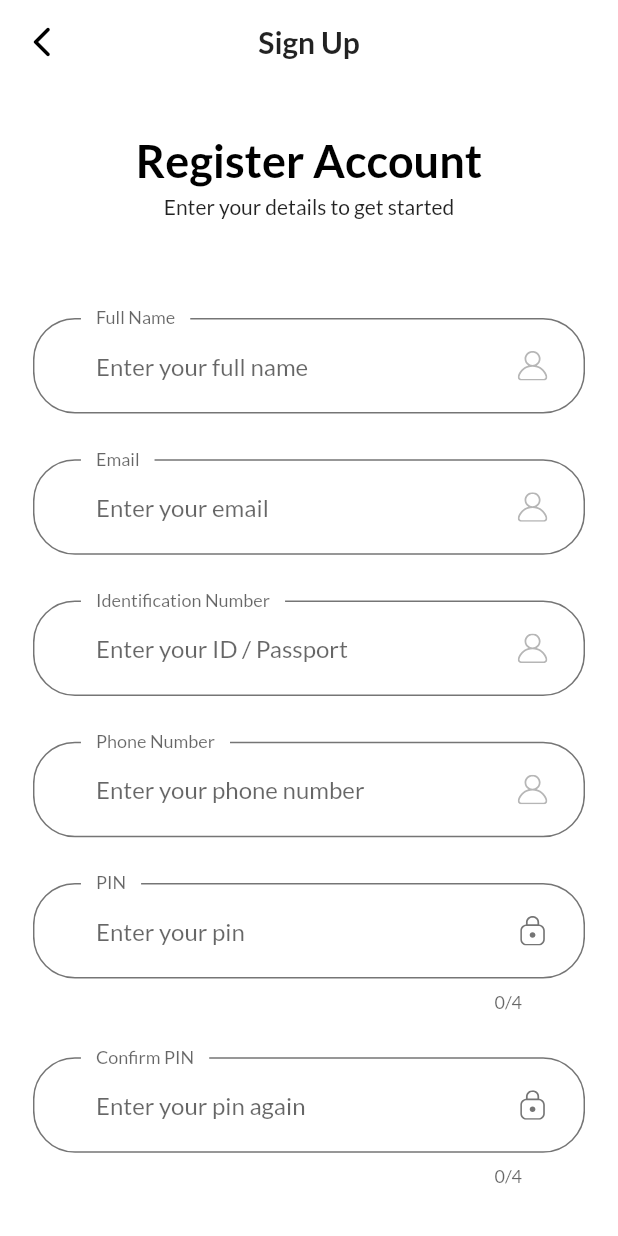
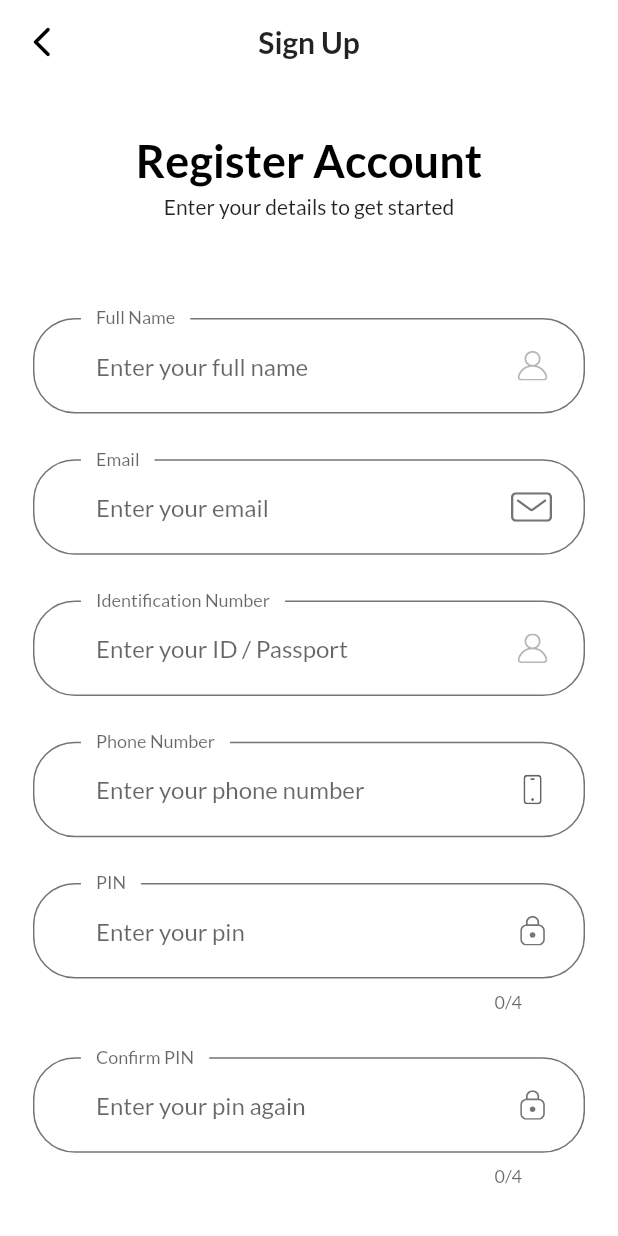
Before and after one commit to CarltonK/kweli-score, a Flutter app: the SignUpScreen screen opened directly, on a phone screen of 412 x 824 dp. Run offline on Flutter 3.47's test engine with Material 2 defaults, Android fonts, the phone set to English and light mode, and no system bars; our stand-ins replace firebase_analytics, firebase_core, firebase_crashlytics, firebase_messaging, flutter_spinkit, flutter_svg and 3 more; accounts and stored records are empty.

Commit message:
KS-41 #comment use appropriate svg icons

```diff
--- a/lib/screens/Authentication/sign_up/components/sign_up_form.dart
+++ b/lib/screens/Authentication/sign_up/components/sign_up_form.dart
@@ -108,7 +108,7 @@ class _SignUpFormState extends State<SignUpForm> {
         labelText: 'Email',
         hintText: 'Enter your email',
         floatingLabelBehavior: FloatingLabelBehavior.always,
-        suffixIcon: GlobalIcon(svgIcon: "assets/icons/userIcon.svg"),
+        suffixIcon: GlobalIcon(svgIcon: "assets/icons/mail.svg"),
       ),
     );
   }
@@ -170,7 +170,7 @@ class _SignUpFormState extends State<SignUpForm> {
         labelText: 'Phone Number',
         hintText: 'Enter your phone number',
         floatingLabelBehavior: FloatingLabelBehavior.always,
-        suffixIcon: GlobalIcon(svgIcon: "assets/icons/userIcon.svg"),
+        suffixIcon: GlobalIcon(svgIcon: "assets/icons/phone.svg"),
       ),
     );
   }
```
Also changed, not shown: assets/icons/mail.svg (added), assets/icons/phone.svg (added).
